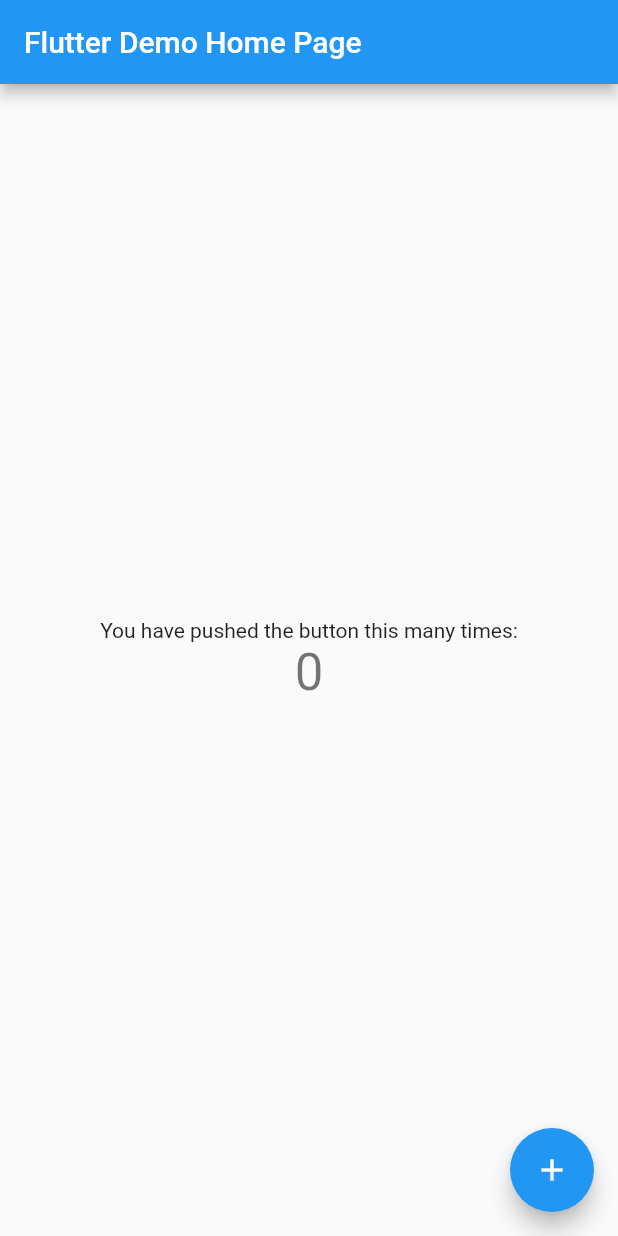
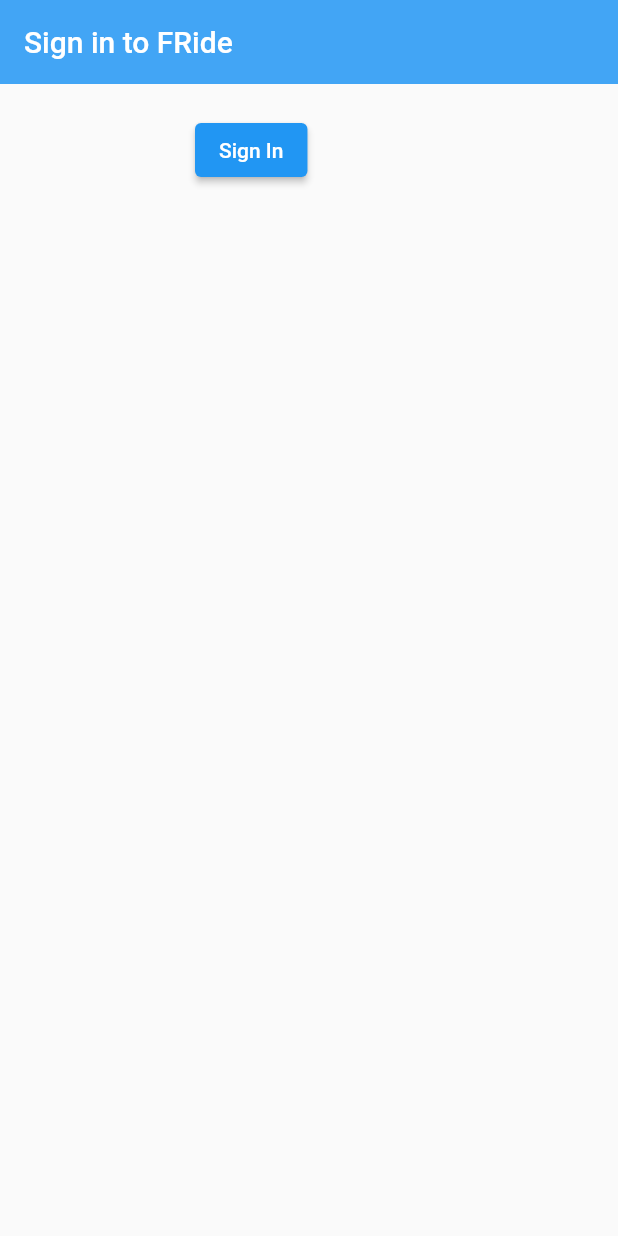
Before and after one commit to waqarshaikh/fride, a Flutter app: the screen it shows after launch, on a phone screen of 412 x 824 dp. Run offline on Flutter 3.47's test engine with Material 2 defaults, Android fonts, the phone set to English and light mode, and no system bars; our stand-ins replace firebase_auth, firebase_core; accounts and stored records are empty.

Commit message:
Add Firebase Authentication and Anonymous Sign In

```diff
--- a/lib/main.dart
+++ b/lib/main.dart
@@ -1,6 +1,10 @@
 import 'package:flutter/material.dart';
+import 'package:fride/screens/wrapper.dart';
+import 'package:firebase_core/firebase_core.dart';
 
-void main() {
+void main() async {
+  WidgetsFlutterBinding.ensureInitialized();
+  await Firebase.initializeApp();
   runApp(MyApp());
 }
 
@@ -9,105 +13,7 @@
   @override
   Widget build(BuildContext context) {
     return MaterialApp(
-      title: 'Flutter Demo',
-      theme: ThemeData(
-        // This is the theme of your application.
-        //
-        // Try running your application with "flutter run". You'll see the
-        // application has a blue toolbar. Then, without quitting the app, try
-        // changing the primarySwatch below to Colors.green and then invoke
-        // "hot reload" (press "r" in the console where you ran "flutter run",
-        // or simply save your changes to "hot reload" in a Flutter IDE).
-        // Notice that the counter didn't reset back to zero; the application
-        // is not restarted.
-        primarySwatch: Colors.blue,
-      ),
-      home: MyHomePage(title: 'Flutter Demo Home Page'),
+      home: Wrapper(),
     );
   }
 }
-
-class MyHomePage extends StatefulWidget {
-  MyHomePage({Key? key, required this.title}) : super(key: key);
-
-  // This widget is the home page of your application. It is stateful, meaning
-  // that it has a State object (defined below) that contains fields that affect
-  // how it looks.
-
-  // This class is the configuration for the state. It holds the values (in this
-  // case the title) provided by the parent (in this case the App widget) and
-  // used by the build method of the State. Fields in a Widget subclass are
-  // always marked "final".
-
-  final String title;
-
-  @override
-  _MyHomePageState createState() => _MyHomePageState();
-}
-
-class _MyHomePageState extends State<MyHomePage> {
-  int _counter = 0;
-
-  void _incrementCounter() {
-    setState(() {
-      // This call to setState tells the Flutter framework that something has
-      // changed in this State, which causes it to rerun the build method below
-      // so that the display can reflect the updated values. If we changed
-      // _counter without calling setState(), then the build method would not be
-      // called again, and so nothing would appear to happen.
-      _counter++;
-    });
-  }
-
-  @override
-  Widget build(BuildContext context) {
-    // This method is rerun every time setState is called, for instance as done
-    // by the _incrementCounter method above.
-    //
-    // The Flutter framework has been optimized to make rerunning build methods
-    // fast, so that you can just rebuild anything that needs updating rather
-    // than having to individually change instances of widgets.
-    return Scaffold(
-      appBar: AppBar(
-        // Here we take the value from the MyHomePage object that was created by
-        // the App.build method, and use it to set our appbar title.
-        title: Text(widget.title),
-      ),
-      body: Center(
-        // Center is a layout widget. It takes a single child and positions it
-        // in the middle of the parent.
-        child: Column(
-          // Column is also a layout widget. It takes a list of children and
-          // arranges them vertically. By default, it sizes itself to fit its
-          // children horizontally, and tries to be as tall as its parent.
-          //
-          // Invoke "debug painting" (press "p" in the console, choose the
-          // "Toggle Debug Paint" action from the Flutter Inspector in Android
-          // Studio, or the "Toggle Debug Paint" command in Visual Studio Code)
-          // to see the wireframe for each widget.
-          //
-          // Column has various properties to control how it sizes itself and
-          // how it positions its children. Here we use mainAxisAlignment to
-          // center the children vertically; the main axis here is the vertical
-          // axis because Columns are vertical (the cross axis would be
-          // horizontal).
-          mainAxisAlignment: MainAxisAlignment.center,
-          children: <Widget>[
-            Text(
-              'You have pushed the button this many times:',
-            ),
-            Text(
-              '$_counter',
-              style: Theme.of(context).textTheme.headline4,
-            ),
-          ],
-        ),
-      ),
-      floatingActionButton: FloatingActionButton(
-        onPressed: _incrementCounter,
-        tooltip: 'Increment',
-        child: Icon(Icons.add),
-      ), // This trailing comma makes auto-formatting nicer for build methods.
-    );
-  }
-}
--- /dev/null
+++ b/lib/screens/authenticate/authenticate.dart
@@ -0,0 +1,18 @@
+import 'package:flutter/material.dart';
+import 'package:fride/screens/authenticate/sign_in.dart';
+
+class Authenticate extends StatefulWidget {
+  const Authenticate({ Key? key }) : super(key: key);
+
+  @override
+  _AuthenticateState createState() => _AuthenticateState();
+}
+
+class _AuthenticateState extends State<Authenticate> {
+  @override
+  Widget build(BuildContext context) {
+    return Container(
+      child: SignIn(),
+    );
+  }
+}
--- /dev/null
+++ b/lib/screens/authenticate/sign_in.dart
@@ -0,0 +1,38 @@
+import 'package:flutter/material.dart';
+import 'package:fride/services/auth.dart';
+
+class SignIn extends StatefulWidget {
+  const SignIn({Key? key}) : super(key: key);
+
+  @override
+  _SignInState createState() => _SignInState();
+}
+
+class _SignInState extends State<SignIn> {
+  final AuthService _authService = AuthService();
+
+  @override
+  Widget build(BuildContext context) {
+    return Scaffold(
+        appBar: AppBar(
+          backgroundColor: Colors.blue[400],
+          elevation: 0.0,
+          title: Text("Sign in to FRide"),
+        ),
+        body: Container(
+          padding: EdgeInsets.symmetric(vertical: 20.0, horizontal: 130.0),
+          child: ElevatedButton(
+            onPressed: () async {
+              dynamic result = await _authService.signInAnonymous();
+
+              if (result == null) {
+                print("Error in signing in");
+              } else {
+                print("User is signed in!");
+              }
+            },
+            child: Text("Sign In"),
+          ),
+        ));
+  }
+}
--- /dev/null
+++ b/lib/screens/wrapper.dart
@@ -0,0 +1,12 @@
+import 'package:flutter/material.dart';
+import 'package:fride/screens/authenticate/authenticate.dart';
+import 'package:fride/screens/home/home.dart';
+
+class Wrapper extends StatelessWidget {
+  const Wrapper({Key? key}) : super(key: key);
+
+  @override
+  Widget build(BuildContext context) {
+    return Authenticate();
+  }
+}
```
Also changed, not shown: lib/screens/home/home.dart (added, +12 -0 lines), lib/services/auth.dart (added, +15 -0 lines).
